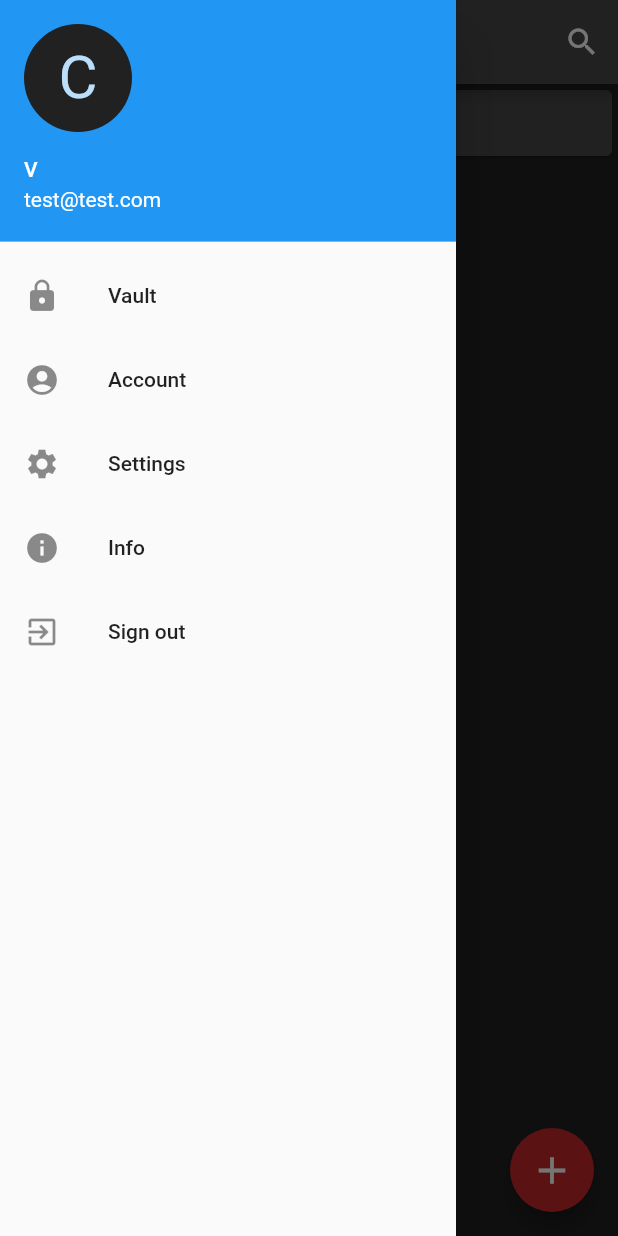
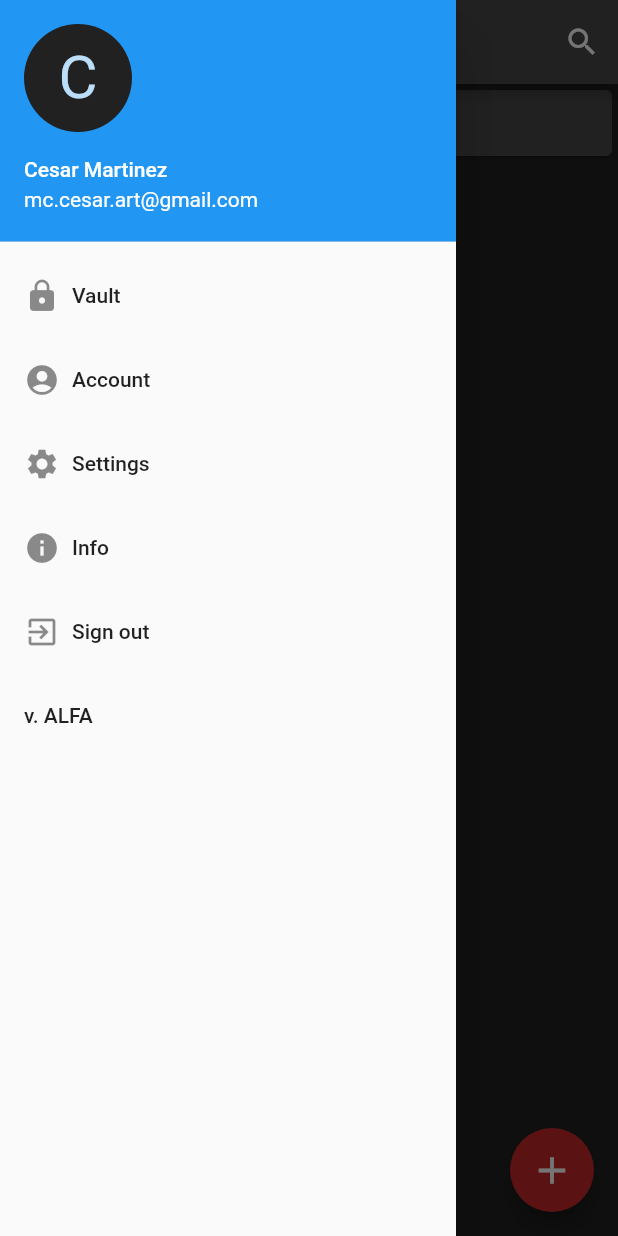
Before and after one commit to CesarMtzV/password-manager, a Flutter app: the screen it shows once a user with an empty profile is signed in, with the side drawer open, on a phone screen of 412 x 824 dp. Run offline on Flutter 3.47's test engine with Material 2 defaults, Android fonts, the phone set to English and light mode, and no system bars; our stand-ins replace cloud_firestore, firebase_auth; accounts and stored records are empty.

Commit message:
Refactored drawer into its own file

```diff
--- a/lib/screens/main/vault.dart
+++ b/lib/screens/main/vault.dart
@@ -1,13 +1,9 @@
 import 'package:firebase_auth/firebase_auth.dart';
 import 'package:flutter/material.dart';
-import 'package:password_manager/screens/authentication/welcome.dart';
 import 'package:password_manager/screens/main/cards_list.dart';
-import 'account.dart';
-import 'newLogin.dart';
-import 'settings.dart';
-import 'info.dart';
 import './new_card.dart';
 import './cards_list.dart';
+import '../../widgets/drawer.dart';
 
 import 'package:password_manager/utilities/InformationCard.dart';
 
@@ -50,68 +46,6 @@ class _VaultState extends State<Vault> {
 
   @override
   Widget build(BuildContext context) {
-    final _ListTiles = <Widget>[
-      UserAccountsDrawerHeader(
-        accountName: Text(userName),
-        accountEmail: Text(email),
-        currentAccountPicture: CircleAvatar(
-          backgroundColor: Colors.grey[900],
-          child: Text(
-            'C',
-            style: TextStyle(fontSize: 40.0),
-          ),
-        ),
-      ),
-      ListTile(
-        title: Text("Vault"),
-        leading: Icon(Icons.lock),
-        onTap: () {
-          print("Vault selected");
-        },
-      ),
-      ListTile(
-        title: Text("Account"),
-        leading: Icon(Icons.account_circle),
-        onTap: () {
-          Navigator.of(context).pop();
-          Navigator.push(
-            context,
-            MaterialPageRoute(builder: (context) => Account()),
-          );
-        },
-      ),
-      ListTile(
-        title: Text("Settings"),
-        leading: Icon(Icons.settings),
-        onTap: () {
-          Navigator.push(
-            context,
-            MaterialPageRoute(builder: (context) => Settings()),
-          );
-        },
-      ),
-      ListTile(
-        title: Text("Info"),
-        leading: Icon(Icons.info),
-        onTap: () {
-          Navigator.push(
-            context,
-            MaterialPageRoute(builder: (context) => Info()),
-          );
-        },
-      ),
-      ListTile(
-        title: Text("Sign out"),
-        leading: Icon(Icons.exit_to_app),
-        onTap: () {
-          FirebaseAuth.instance.signOut();
-          // Navigator.pop(context);
-          // Navigator.push(
-          //     context, MaterialPageRoute(builder: (context) => Welcome()));
-        },
-      ),
-    ];
-
     return Scaffold(
       backgroundColor: Color(0xFF212121),
       appBar: AppBar(
@@ -161,12 +95,7 @@ class _VaultState extends State<Vault> {
         ),
         backgroundColor: Color(0xFFC62828),
       ),
-      drawer: Drawer(
-        child: ListView(
-          padding: EdgeInsets.zero,
-          children: _ListTiles,
-        ),
-      ),
+      drawer: AppDrawer(),
       body: Column(
         mainAxisAlignment: MainAxisAlignment.start,
         crossAxisAlignment: CrossAxisAlignment.stretch,
--- a/lib/widgets/drawer.dart
+++ b/lib/widgets/drawer.dart
@@ -1,9 +1,14 @@
+import 'package:firebase_auth/firebase_auth.dart';
 import 'package:flutter/material.dart';
+import 'package:password_manager/screens/main/account.dart';
+import 'package:password_manager/screens/main/info.dart';
+import 'package:password_manager/screens/main/settings.dart';
+import 'package:password_manager/screens/main/vault.dart';
 
 class AppDrawer extends StatelessWidget {
   const AppDrawer({Key key}) : super(key: key);
 
-  Widget _createHeader(){
+  Widget _createHeader() {
     return UserAccountsDrawerHeader(
       accountName: Text("Cesar Martinez"),
       accountEmail: Text("mc.cesar.art@gmail.com"),
@@ -11,15 +16,14 @@ class AppDrawer extends StatelessWidget {
         backgroundColor: Colors.grey[900],
         child: Text(
           'C',
-            style: TextStyle(
-              fontSize: 40.0
-            ),
+          style: TextStyle(fontSize: 40.0),
         ),
       ),
     );
   }
 
-  Widget _createDrawerItem({IconData icon, String text, GestureTapCallback onTap}){
+  Widget _createDrawerItem(
+      {IconData icon, String text, GestureTapCallback onTap}) {
     return ListTile(
       title: Row(
         children: <Widget>[
@@ -41,14 +45,52 @@ class AppDrawer extends StatelessWidget {
         padding: EdgeInsets.zero,
         children: <Widget>[
           _createHeader(),
-          _createDrawerItem(icon: Icons.lock, text: 'Vault'),
-          _createDrawerItem(icon: Icons.account_circle, text: 'Account'),
-          _createDrawerItem(icon: Icons.settings, text: 'Settings'),
-          _createDrawerItem(icon: Icons.info, text: 'Info'),
-          _createDrawerItem(icon: Icons.exit_to_app, text: 'Sign Out'),
+          _createDrawerItem(
+              icon: Icons.lock,
+              text: 'Vault',
+              onTap: () {
+                Navigator.pop(context);
+                Navigator.push(
+                    context, MaterialPageRoute(builder: (context) => Vault()));
+              }),
+          _createDrawerItem(
+              icon: Icons.account_circle,
+              text: 'Account',
+              onTap: () {
+                Navigator.push(context,
+                    MaterialPageRoute(builder: (context) => Account()));
+              }),
+          _createDrawerItem(
+              icon: Icons.settings,
+              text: 'Settings',
+              onTap: () {
+                Navigator.push(context,
+                    MaterialPageRoute(builder: (context) => Settings()));
+              }),
+          _createDrawerItem(
+              icon: Icons.info,
+              text: 'Info',
+              onTap: () {
+                Navigator.push(
+                    context, MaterialPageRoute(builder: (context) => Info()));
+              }),
           ListTile(
-            title: Text('0.0.1'),
-            onTap: (){},
+            title: Row(
+              children: <Widget>[
+                Icon(Icons.exit_to_app),
+                Padding(
+                  padding: EdgeInsets.only(left: 8.0),
+                  child: Text("Sign out"),
+                )
+              ],
+            ),
+            onTap: () {
+              FirebaseAuth.instance.signOut();
+            },
+          ),
+          ListTile(
+            title: Text('v. ALFA'),
+            onTap: () {},
           )
         ],
       ),
```
Lines whose indentation alone changed are shown as unchanged.
